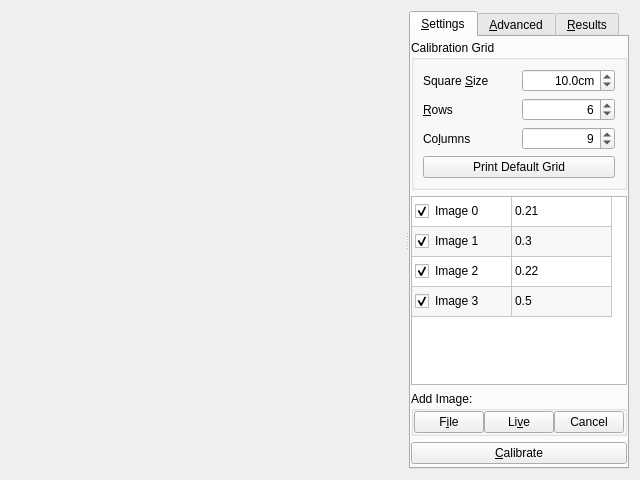
dysonltd-zz/gts, file app/src/tools/gui/CalibrateCameraToolWidget.ui: the form before one commit.
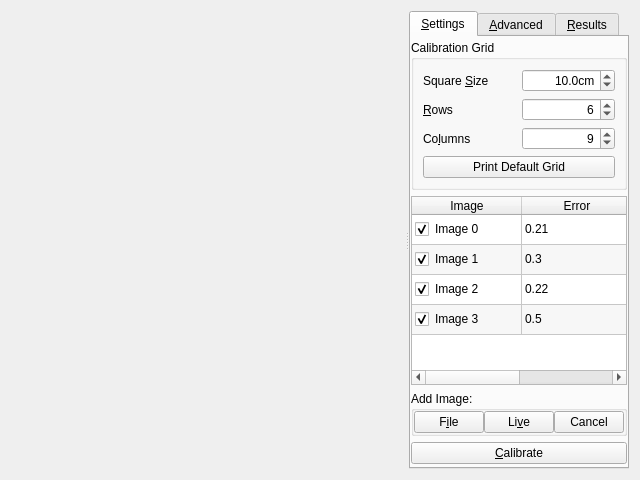
The form after the commit. The open tabs and pages were chosen to show the change. Custom widgets are drawn as their Qt base class.

```diff
--- a/app/src/tools/gui/CalibrateCameraToolWidget.ui
+++ b/app/src/tools/gui/CalibrateCameraToolWidget.ui
@@ -255,17 +255,29 @@
                  <bool>true</bool>
                 </property>
                 <attribute name="horizontalHeaderVisible">
+                 <bool>true</bool>
+                </attribute>
+                <attribute name="horizontalHeaderCascadingSectionResizes">
                  <bool>false</bool>
                 </attribute>
                 <attribute name="horizontalHeaderDefaultSectionSize">
-                 <number>100</number>
+                 <number>110</number>
+                </attribute>
+                <attribute name="horizontalHeaderShowSortIndicator" stdset="0">
+                 <bool>false</bool>
                 </attribute>
                 <attribute name="horizontalHeaderStretchLastSection">
-                 <bool>false</bool>
+                 <bool>true</bool>
                 </attribute>
                 <attribute name="verticalHeaderVisible">
                  <bool>false</bool>
                 </attribute>
+                <attribute name="verticalHeaderShowSortIndicator" stdset="0">
+                 <bool>true</bool>
+                </attribute>
+                <attribute name="verticalHeaderStretchLastSection">
+                 <bool>false</bool>
+                </attribute>
                 <row>
                  <property name="text">
                   <string>New Row</string>
```
Left out of the diff: 4 changed lines with no effect on the pictures. Lines whose indentation alone changed are shown as unchanged.
